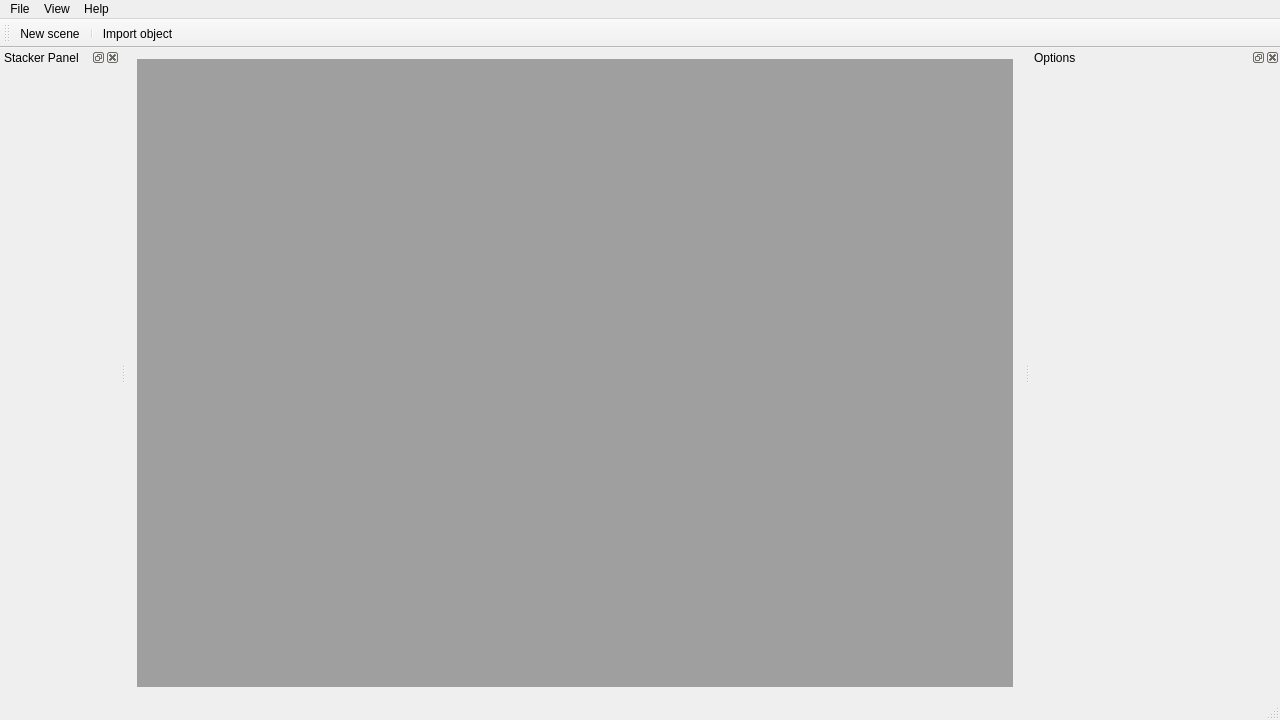
Qt form Workspace.ui (HonghuaLi/stacker) before a commit.
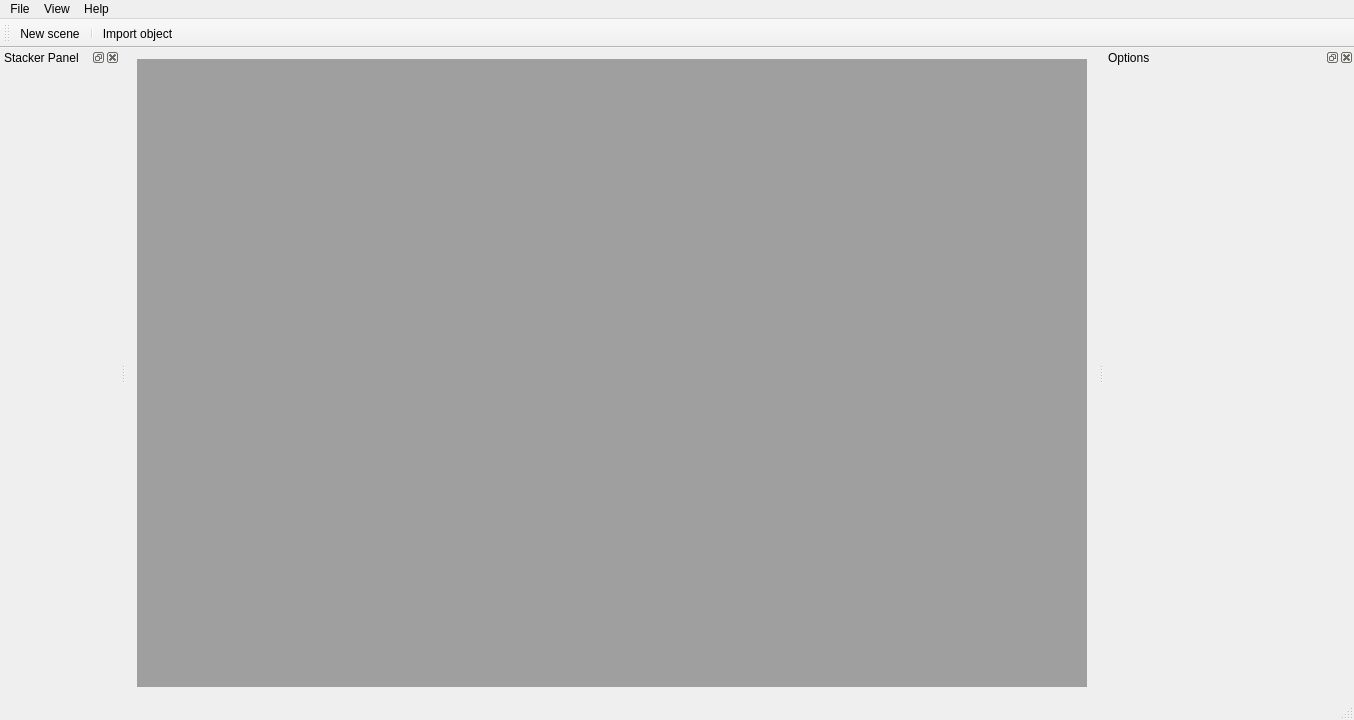
The same form after that commit. Icons and pictures are not drawn.

```diff
--- a/Workspace.ui
+++ b/Workspace.ui
@@ -9,7 +9,7 @@
    <rect>
     <x>0</x>
     <y>0</y>
-    <width>1280</width>
+    <width>1354</width>
     <height>720</height>
    </rect>
   </property>
@@ -31,7 +31,7 @@
     <rect>
      <x>0</x>
      <y>0</y>
-     <width>1280</width>
+     <width>1354</width>
      <height>21</height>
     </rect>
    </property>
```
